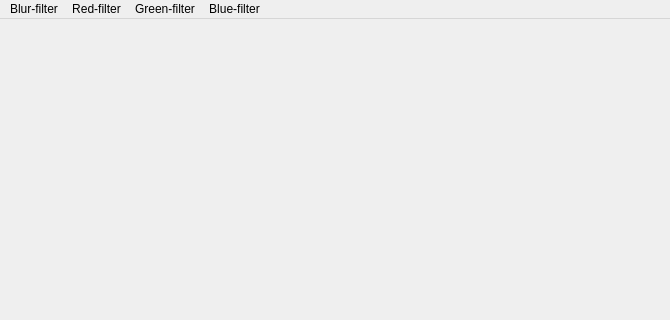
Above: 6-Ongoing/ReceiveUI.ui from HosseinlGholami/Army-Prj before the change; both pictures show x 0 to 670 and y 0 to 320 of the 670 by 561 pixel window. Below: the same form after it.
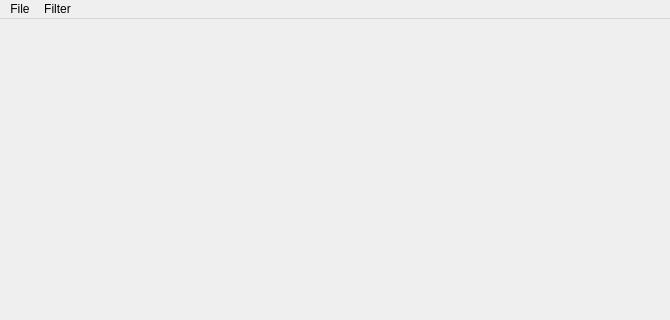
That is the form after the change.

Commit message: change ui receiver with filter

Patch:
```diff
--- a/6-Ongoing/ReceiveUI.ui
+++ b/6-Ongoing/ReceiveUI.ui
@@ -113,28 +113,20 @@
    </property>
    <widget class="QMenu" name="menuexit">
     <property name="title">
-     <string>Blur-filter</string>
+     <string>File</string>
     </property>
    </widget>
    <widget class="QMenu" name="menuRed_filter">
     <property name="title">
-     <string>Red-filter</string>
+     <string>Filter</string>
     </property>
-   </widget>
-   <widget class="QMenu" name="menuGreen_filter">
-    <property name="title">
-     <string>Green-filter</string>
-    </property>
-   </widget>
-   <widget class="QMenu" name="menuBlue_filter">
-    <property name="title">
-     <string>Blue-filter</string>
-    </property>
+    <addaction name="actionBlur_Filter"/>
+    <addaction name="actionRed_Filter"/>
+    <addaction name="actionGreen_Filter"/>
+    <addaction name="actionBlue_Filter"/>
    </widget>
    <addaction name="menuexit"/>
    <addaction name="menuRed_filter"/>
-   <addaction name="menuGreen_filter"/>
-   <addaction name="menuBlue_filter"/>
   </widget>
   <widget class="QStatusBar" name="statusbar"/>
   <action name="actionblur_filter">
```
Left out of the diff: 25 changed lines with no effect on the pictures. The commit also changes 4 other files.
